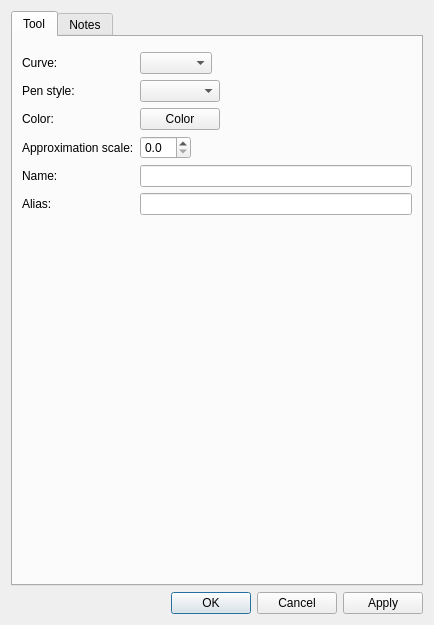
This is src/libs/vtools/dialogs/tools/dialogparallelcurve.ui in equinox-patterns/Ostara as Qt 5 draws it before an edit. The edited form follows.
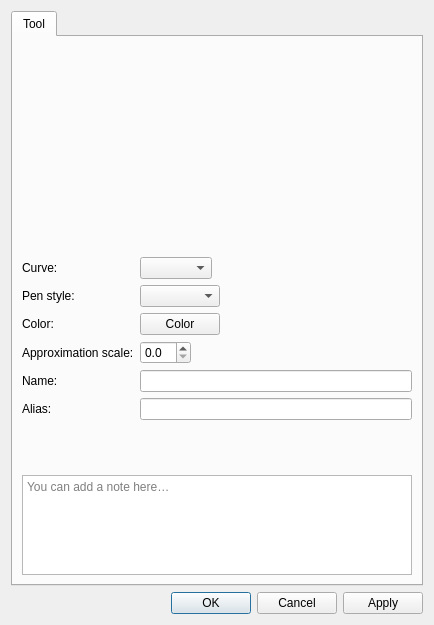
This is the edited form. Icons and pictures are not drawn. Custom widgets are drawn as their Qt base class.

Commit message: Dialog tools : notes → Tool, onglet Point, base point retiré

Diff of the .ui file:
```diff
--- a/src/libs/vtools/dialogs/tools/dialogparallelcurve.ui
+++ b/src/libs/vtools/dialogs/tools/dialogparallelcurve.ui
@@ -145,27 +145,43 @@
         </layout>
        </item>
        <item>
-        <spacer name="verticalSpacer">
-         <property name="orientation">
-          <enum>Qt::Orientation::Vertical</enum>
+        <layout class="QHBoxLayout" name="notesSeparatorLayout">
+         <property name="leftMargin">
+          <number>33</number>
          </property>
-         <property name="sizeHint" stdset="0">
-          <size>
-           <width>20</width>
-           <height>40</height>
-          </size>
+         <property name="rightMargin">
+          <number>33</number>
          </property>
-        </spacer>
+         <item>
+          <widget class="QFrame" name="notesSeparator">
+           <property name="minimumSize">
+            <size>
+             <width>0</width>
+             <height>1</height>
+            </size>
+           </property>
+           <property name="maximumSize">
+            <size>
+             <width>16777215</width>
+             <height>1</height>
+            </size>
+           </property>
+          </widget>
+         </item>
+        </layout>
        </item>
-      </layout>
-     </widget>
-     <widget class="QWidget" name="tab_2">
-      <attribute name="title">
-       <string>Notes</string>
-      </attribute>
-      <layout class="QVBoxLayout" name="verticalLayout_3">
        <item>
-        <widget class="QPlainTextEdit" name="plainTextEditToolNotes"/>
+        <widget class="QPlainTextEdit" name="plainTextEditToolNotes">
+         <property name="placeholderText">
+          <string>You can add a note here…</string>
+         </property>
+         <property name="maximumSize">
+          <size>
+           <width>16777215</width>
+           <height>100</height>
+          </size>
+         </property>
+        </widget>
        </item>
       </layout>
      </widget>
```
The commit also changes 77 other files.
